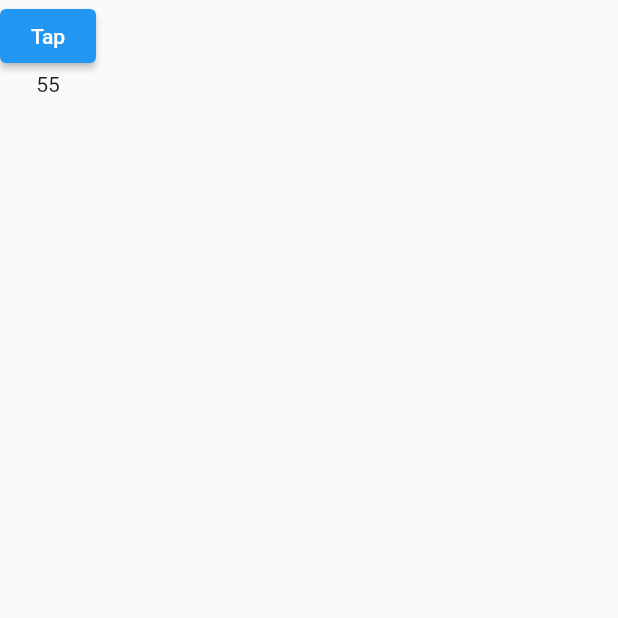
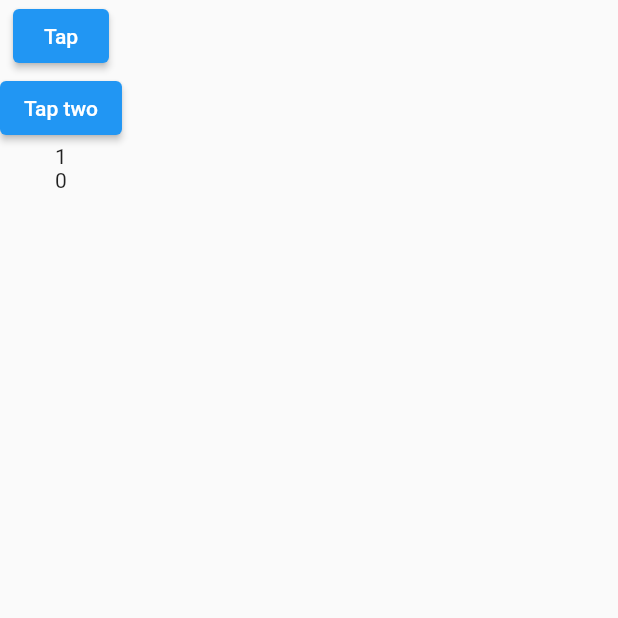
Before and after one commit to Flash9600/flutter-project, a Flutter app: the screen it shows after launch, after a tap on "Tap", on a phone screen of 412 x 824 dp, the top half of it. Run offline on Flutter 3.47's test engine with Material 2 defaults, Android fonts, the phone set to English and light mode, and no system bars.

```diff
--- a/lib/main.dart
+++ b/lib/main.dart
@@ -16,6 +16,12 @@ class Example extends StatelessWidget {
   }
 }
 
+class IValue {
+  static const String value = 'value';
+  static const String valueTwo = 'valueTwo';
+  IValue();
+}
+
 class OwnerStatefull extends StatefulWidget {
   const OwnerStatefull({Key? key}) : super(key: key);
 
@@ -24,10 +30,16 @@ class OwnerStatefull extends StatefulWidget {
 }
 
 class _OwnerStatefullState extends State<OwnerStatefull> {
-  var _value = 54;
+  var _value = 0;
+  var _valueTwo = 0;
 
   void _incriment() {
     _value += 1;
+    setState(() {});
+  }
+
+  void _incrimentTwo() {
+    _valueTwo += 1;
     setState(() {});
   }
 
@@ -39,22 +51,42 @@ class _OwnerStatefullState extends State<OwnerStatefull> {
           onPressed: _incriment,
           child: const Text('Tap'),
         ),
-        ProviderInherited(value: _value, child: const TextStateless()),
+        ElevatedButton(
+          onPressed: _incrimentTwo,
+          child: const Text('Tap two'),
+        ),
+        ProviderInherited(
+            value: _value, valueTwo: _valueTwo, child: const TextStateless()),
       ],
     );
   }
 }
 
-class ProviderInherited extends InheritedWidget {
+class ProviderInherited extends InheritedModel<String> {
   final int value;
+  final int valueTwo;
 
   const ProviderInherited(
-      {Key? key, required this.value, required Widget child})
+      {Key? key,
+      required this.value,
+      required this.valueTwo,
+      required Widget child})
       : super(key: key, child: child);
 
   @override
   bool updateShouldNotify(ProviderInherited oldWidget) {
-    return value != oldWidget.value;
+    return value != oldWidget.value || valueTwo != oldWidget.valueTwo;
+  }
+
+  @override
+  bool updateShouldNotifyDependent(
+      ProviderInherited old, Set<String> dependencies) {
+    if (dependencies.contains(IValue.value)) {
+      return value != old.value;
+    } else if (dependencies.contains(IValue.valueTwo)) {
+      return valueTwo != old.valueTwo;
+    }
+    return false;
   }
 }
 
@@ -64,11 +96,36 @@ class TextStateless extends StatelessWidget {
   @override
   Widget build(BuildContext context) {
     final value = context
-            .dependOnInheritedWidgetOfExactType<ProviderInherited>()
+            .dependOnInheritedWidgetOfExactType<ProviderInherited>(
+                aspect: IValue.value)
             ?.value ??
         0;
-    return Container(
-      child: Text('$value'),
-    );
+    return Column(children: [
+      Text('$value'),
+      ChildStatefull(),
+    ]);
   }
 }
+
+class ChildStatefull extends StatefulWidget {
+  const ChildStatefull({Key? key}) : super(key: key);
+
+  @override
+  _ChildStatefullState createState() => _ChildStatefullState();
+}
+
+class _ChildStatefullState extends State<ChildStatefull> {
+  var value;
+
+  didChangeDependencies() {
+    value = context
+        .dependOnInheritedWidgetOfExactType<ProviderInherited>(
+            aspect: IValue.valueTwo)
+        ?.valueTwo;
+  }
+
+  @override
+  Widget build(BuildContext context) {
+    return Text('$value');
+  }
+}
```
